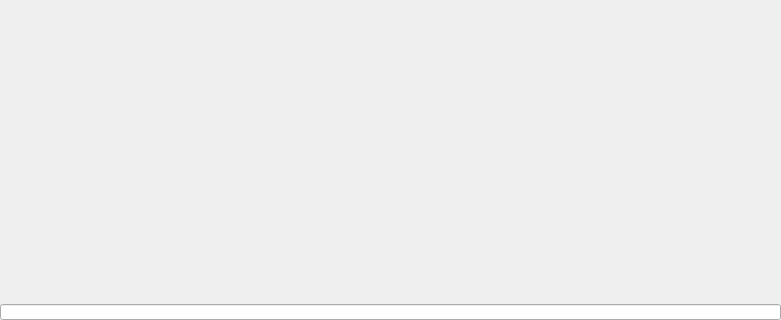
Old version of the form updater/ui/mainwindow.ui in the repository Covalia/standalone-deployer; both pictures show x 0 to 781 and y 230 to 550 of the 781 by 550 pixel window.
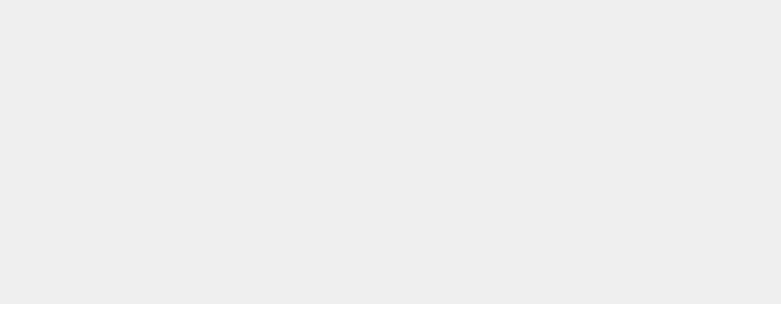
New version of the form.

Commit message: Modification style QProgressBar pour avoir un bg blanc

Patch:
```diff
--- a/updater/ui/mainwindow.ui
+++ b/updater/ui/mainwindow.ui
@@ -277,12 +277,13 @@
                 <item row="4" column="0" colspan="3">
                  <widget class="QProgressBar" name="totalProgressBar">
                   <property name="styleSheet">
-                   <string notr="true">QProgressBar:horizontal { 
-	 background: #364058; 
-	 height: 5px;
+                   <string notr="true">QProgressBar { 
+background: white; 
+height: 5px;
+border: none;
 }
-QProgressBar::chunk:horizontal {
-	 background: #7dd1ee;
+QProgressBar::chunk {
+background: #7dd1ee;
 }</string>
                   </property>
                   <property name="value">
```
